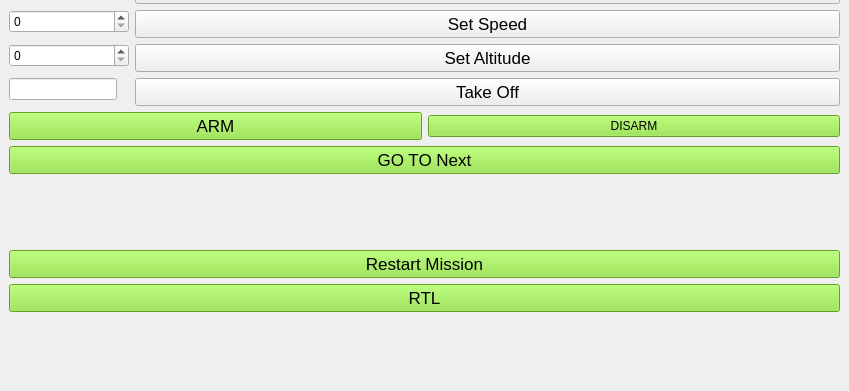
Before: the Qt Designer form src/main/python/gust/gui/ui/commands_window.ui in drjdlarson/gust, drawn with Qt 5; both pictures show x 0 to 849 and y 340 to 731 of the 849 by 731 pixel window.
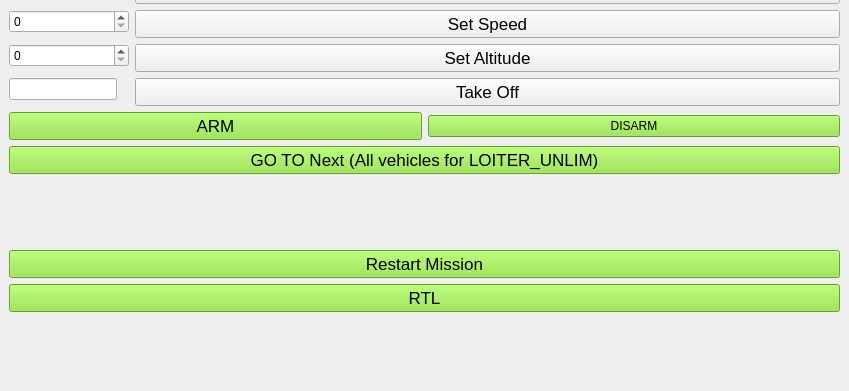
After: the same form once the commit is applied.

What changed in the file:
```diff
--- a/src/main/python/gust/gui/ui/commands_window.ui
+++ b/src/main/python/gust/gui/ui/commands_window.ui
@@ -276,7 +276,7 @@
        <string notr="true">background-color: rgb(138, 226, 52);</string>
       </property>
       <property name="text">
-       <string>GO TO Next</string>
+       <string>GO TO Next (All vehicles for LOITER_UNLIM)</string>
       </property>
      </widget>
     </item>
```
